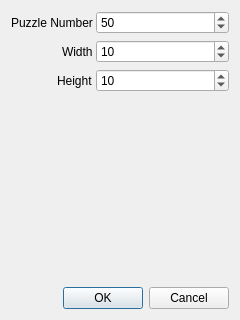
This is dialog.ui in infinitekh/nonogram-qt as Qt 5 draws it before an edit. The edited form follows.
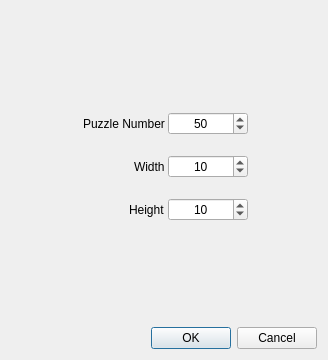
This is the edited form.

The edit to the form file:
```diff
--- a/dialog.ui
+++ b/dialog.ui
@@ -6,8 +6,8 @@
    <rect>
     <x>0</x>
     <y>0</y>
-    <width>240</width>
-    <height>320</height>
+    <width>328</width>
+    <height>360</height>
    </rect>
   </property>
   <property name="windowTitle">
@@ -16,6 +16,11 @@
   <layout class="QGridLayout" name="gridLayout">
    <item row="4" column="0">
     <widget class="QDialogButtonBox" name="buttonBox">
+     <property name="styleSheet">
+      <string notr="true">QSpinBox {
+	width : 40px
+}</string>
+     </property>
      <property name="orientation">
       <enum>Qt::Horizontal</enum>
      </property>
@@ -26,14 +31,45 @@
    </item>
    <item row="0" column="0">
     <layout class="QFormLayout" name="formLayout_2">
+     <property name="fieldGrowthPolicy">
+      <enum>QFormLayout::ExpandingFieldsGrow</enum>
+     </property>
+     <property name="rowWrapPolicy">
+      <enum>QFormLayout::WrapLongRows</enum>
+     </property>
      <property name="labelAlignment">
       <set>Qt::AlignRight|Qt::AlignTrailing|Qt::AlignVCenter</set>
      </property>
+     <property name="formAlignment">
+      <set>Qt::AlignCenter</set>
+     </property>
      <property name="horizontalSpacing">
       <number>3</number>
      </property>
+     <property name="verticalSpacing">
+      <number>20</number>
+     </property>
+     <item row="0" column="0">
+      <widget class="QLabel" name="label">
+       <property name="text">
+        <string>Puzzle Number</string>
+       </property>
+       <property name="buddy">
+        <cstring>puz_num</cstring>
+       </property>
+      </widget>
+     </item>
      <item row="0" column="1">
       <widget class="QSpinBox" name="puz_num">
+       <property name="minimumSize">
+        <size>
+         <width>80</width>
+         <height>0</height>
+        </size>
+       </property>
+       <property name="alignment">
+        <set>Qt::AlignCenter</set>
+       </property>
        <property name="minimum">
         <number>5</number>
        </property>
@@ -60,6 +96,21 @@
      </item>
      <item row="1" column="1">
       <widget class="QSpinBox" name="puz_height">
+       <property name="minimumSize">
+        <size>
+         <width>80</width>
+         <height>0</height>
+        </size>
+       </property>
+       <property name="autoFillBackground">
+        <bool>false</bool>
+       </property>
+       <property name="frame">
+        <bool>true</bool>
+       </property>
+       <property name="alignment">
+        <set>Qt::AlignCenter</set>
+       </property>
        <property name="minimum">
         <number>5</number>
        </property>
@@ -86,6 +137,15 @@
      </item>
      <item row="2" column="1">
       <widget class="QSpinBox" name="puz_width">
+       <property name="minimumSize">
+        <size>
+         <width>80</width>
+         <height>0</height>
+        </size>
+       </property>
+       <property name="alignment">
+        <set>Qt::AlignCenter</set>
+       </property>
        <property name="minimum">
         <number>5</number>
        </property>
@@ -100,16 +160,6 @@
        </property>
       </widget>
      </item>
-     <item row="0" column="0">
-      <widget class="QLabel" name="label">
-       <property name="text">
-        <string>Puzzle Number</string>
-       </property>
-       <property name="buddy">
-        <cstring>puz_num</cstring>
-       </property>
-      </widget>
-     </item>
     </layout>
    </item>
   </layout>
```
